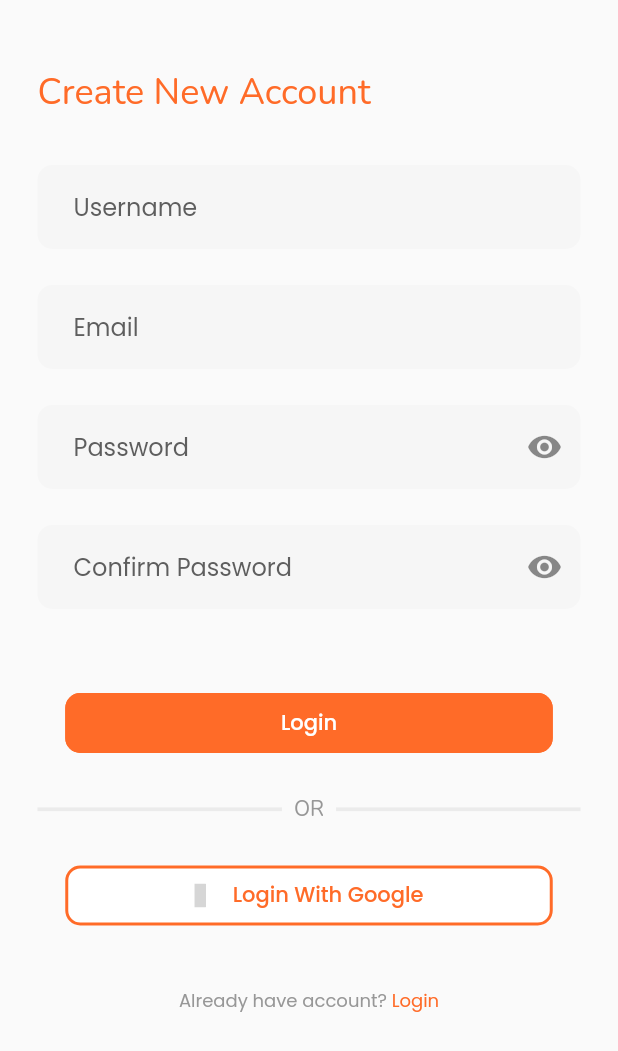
After one commit to YerikhoSt/ui_goent, a Flutter app: the SignUpPage screen opened directly, after a tap on "Login", on a phone screen of 412 x 824 dp. The commit adds this screen. Shown: the top 1051 px of the screen. Run offline on Flutter 3.47's test engine with Material 2 defaults, Android fonts, the phone set to English and light mode, and no system bars; our stand-ins replace firebase_auth, firebase_core, flutter_svg, google_fonts, google_sign_in; missing offline and left inert: dart:ffi; accounts and stored records are empty; grey boxes are pictures that could not be loaded.

Commit message:
tambah login page

```diff
--- a/lib/main.dart
+++ b/lib/main.dart
@@ -1,6 +1,18 @@
+
+import 'package:firebase_core/firebase_core.dart';
 import 'package:flutter/material.dart';
+import 'package:ui_goent/models/on_board_model.dart';
+import 'package:ui_goent/pages/forgot_password_page.dart';
+import 'package:ui_goent/pages/home/home_page.dart';
 import 'package:ui_goent/pages/on_board_screen.dart';
+import 'package:ui_goent/pages/sign_up_page.dart';
 import 'package:ui_goent/theme.dart';
+import 'package:ui_goent/pages/login_page.dart';
+import 'package:ui_goent/providers/google_sign_in.dart';
+import 'package:ui_goent/wrapper.dart';
+import 'dart:ui';
+
+import 'package:provider/provider.dart';
 
 void main() {
   runApp(const MyApp());
@@ -19,7 +31,7 @@ class MyApp extends StatelessWidget {
       ),
       routes: {
         '/': (context) => const OnBoarding(),
-        // '/login': (context) => LoginPage(),
+        '/login': (context) => const LoginPage(),
       },
     );
   }
--- a/lib/pages/on_board_screen.dart
+++ b/lib/pages/on_board_screen.dart
@@ -1,5 +1,7 @@
 import 'package:flutter/material.dart';
+import 'package:flutter/cupertino.dart';
 import 'package:ui_goent/theme.dart';
+import 'package:ui_goent/pages/login_page.dart';
 import 'package:ui_goent/models/on_board_model.dart';
 import 'package:ui_goent/widgets/media_query.dart';
 
@@ -61,6 +63,10 @@ class _OnBoardingState extends State<OnBoarding> {
                     _controller.nextPage(
                         duration: const Duration(milliseconds: 800),
                         curve: Curves.easeInOutQuint);
+
+                         if(_currentPage ==(_pages.length -1)){
+                      Navigator.push(context, MaterialPageRoute(builder: (context) => const LoginPage(),));
+                    }
                   },
                   child: (_currentPage == (_pages.length - 1)
                       ? Text(
--- /dev/null
+++ b/lib/pages/sign_up_page.dart
@@ -0,0 +1,112 @@
+import 'package:flutter/material.dart';
+import 'package:ui_goent/widgets/media_query.dart';
+import 'package:ui_goent/widgets/rounded_button.dart';
+import 'package:ui_goent/widgets/text_form_field.dart';
+
+import '../theme.dart';
+
+
+class SignUpPage extends StatefulWidget {
+  const SignUpPage({Key? key}) : super(key: key);
+
+  @override
+  _SignUpPageState createState() => _SignUpPageState();
+}
+
+class _SignUpPageState extends State<SignUpPage> {
+  get extraBold => null;
+
+  get regular => null;
+
+  get semiBold => null;
+
+  get bold => null;
+
+  @override
+  Widget build(BuildContext context) {
+    Widget Header(){
+      return Container(
+        child: Column(
+          crossAxisAlignment: CrossAxisAlignment.start,
+          children: [
+            Text('Create New Account', style: titleTextStyle.copyWith(
+              fontWeight: extraBold,
+              fontSize: 24,
+            ),)
+          ],
+        ),
+      );
+    }
+
+    Widget Body(){
+      return Container(
+        child: Column(
+          children: [
+            const SizedBox(height: 32,),
+            const CustomTextField(hint: 'Username'),
+            const SizedBox(height: 24,),
+            const CustomTextField(hint: 'Email'),
+            const SizedBox(height: 24,),
+            const CustomTextFieldPass(hint: 'Password'),
+            const SizedBox(height: 24,),
+            const CustomTextFieldPass(hint: 'Confirm Password'),
+            const SizedBox(height: 56,),
+            RoundedButton(text: 'Login', textColor: Colors.white, press: (){}, backgroundColor: colorPrimary, isGoogle: false),
+            Padding(
+              padding: const EdgeInsets.only(top: 28, bottom: 28),
+              child: Row(
+                children: [
+                  const Expanded(child: const Divider(color: dotColorOnboard,thickness: 2.5,)),
+                  Padding(
+                    padding: const EdgeInsets.only(left: 8, right: 8),
+                    child: Text('OR', style: nunitoTitle.copyWith(
+                        color: colorText2,
+                        fontSize: 14,
+                        fontWeight: bold
+                    ),),
+                  ),
+                  const Expanded(child: const Divider(color: dotColorOnboard,thickness: 2.5)),
+                ],
+              ),
+            ),
+            RoundedButton(text: 'Login With Google', textColor: colorPrimary, press: (){}, backgroundColor: Colors.white, isGoogle: true),
+            SizedBox(height: displayHeight(context) * 5,),
+            Row(
+              mainAxisAlignment: MainAxisAlignment.center,
+              children: [
+                Text('Already have account? ', style: poppinsSubTitle.copyWith(
+                  fontWeight:regular,
+                  fontSize: 12,
+                ),),
+                GestureDetector(
+                  onTap: (){Navigator.pop(context);},
+                  child: Text('Login', style: poppinsOrange.copyWith(
+                    fontWeight:semiBold,
+                    fontSize: 12,
+                  ),),
+                ),
+              ],
+            )
+          ],
+        ),
+      );
+    }
+
+
+    return Scaffold(
+      resizeToAvoidBottomInset: false,
+      body: SafeArea(
+        child: Padding(
+          padding: const EdgeInsets.only(left: 25, right: 25, top: 45),
+          child: Column(
+            crossAxisAlignment: CrossAxisAlignment.start,
+            children: [
+              Header(),
+              Body()
+            ],
+          ),
+        ),
+      ),
+    );
+  }
+}
--- /dev/null
+++ b/lib/widgets/rounded_button.dart
@@ -0,0 +1,46 @@
+import 'package:flutter/material.dart';
+import 'package:flutter_svg/flutter_svg.dart';
+import 'package:ui_goent/widgets/media_query.dart';
+
+import '../theme.dart';
+
+
+class RoundedButton extends StatelessWidget {
+  final String text;
+  final Color backgroundColor, textColor;
+  final VoidCallback press;
+  final bool isGoogle;
+
+  RoundedButton(
+      {required this.text, required this.textColor, required this.press, required this.backgroundColor, required this.isGoogle});
+
+  get bold => null;
+
+  @override
+  Widget build(BuildContext context) {
+    return Container(
+      width: 325,
+      height: 40,
+      child: TextButton(
+        child: isGoogle? Row(
+          mainAxisAlignment: MainAxisAlignment.center,
+          children: [
+            SvgPicture.asset('assets/images/ic_google.svg', width: displayWidth(context) * 1.8, height: displayHeight(context) * 1.9,),
+            const SizedBox(width: 18,),
+            Text(text, style: poppinsOrange.copyWith(fontWeight: bold, fontSize: 14, color: textColor),)
+          ],
+        ):Text(
+          text,
+          style: poppinsOrange.copyWith(
+              fontWeight: bold, fontSize: 14, color: textColor),
+        ),
+        onPressed: press,
+        style: TextButton.styleFrom(
+            backgroundColor: backgroundColor,
+            side: const BorderSide(color: colorPrimary, width: 2),
+            shape: RoundedRectangleBorder(
+                borderRadius: BorderRadius.circular(10))),
+      ),
+    );
+  }
+}
--- /dev/null
+++ b/lib/widgets/text_form_field.dart
@@ -0,0 +1,86 @@
+import 'package:flutter/material.dart';
+import 'package:flutter_svg/flutter_svg.dart';
+
+import '../theme.dart';
+
+class CustomTextField extends StatelessWidget {
+  final String hint;
+  final TextEditingController? controllerTextField;
+  final ValueChanged<String>? onChanged;
+
+  const CustomTextField(
+      {required this.hint, this.controllerTextField, this.onChanged});
+
+  get regular => null;
+
+  get colorText3 => null;
+
+  @override
+  Widget build(BuildContext context) {
+    return TextField(
+      controller: controllerTextField,
+      onChanged: onChanged,
+      style: poppinsTextField.copyWith(
+        fontWeight: regular,
+        fontSize: 16,
+      ),
+      decoration: InputDecoration(
+          hintText: hint,
+          fillColor: textFieldFillColor,
+          filled: true,
+          hintStyle: poppinsTextField.copyWith(color: colorText3, fontWeight: regular, fontSize: 16),
+          contentPadding: const EdgeInsets.only(left: 24, top: 16, bottom: 16),
+          enabledBorder: OutlineInputBorder(
+              borderRadius: BorderRadius.circular(10),
+              borderSide: BorderSide.none),
+          focusedBorder: OutlineInputBorder(
+              borderRadius: BorderRadius.circular(10),
+              borderSide: const BorderSide(color: colorPrimary, width: 2)),
+          focusColor: colorText1),
+    );
+  }
+}
+
+class CustomTextFieldPass extends StatelessWidget {
+  final String hint;
+  final TextEditingController? controllerTextField;
+  final ValueChanged<String>? onChanged;
+
+  const CustomTextFieldPass(
+      {required this.hint, this.controllerTextField, this.onChanged});
+
+  get regular => null;
+
+  get colorText3 => null;
+
+  @override
+  Widget build(BuildContext context) {
+    bool isHiddenPassword = true;
+
+    return TextFormField(
+      obscureText: isHiddenPassword,
+      controller: controllerTextField,
+      onChanged: onChanged,
+      style: poppinsTextField.copyWith(
+        fontWeight: regular,
+        fontSize: 16,
+      ),
+      decoration: InputDecoration(
+        hintText: hint,
+        fillColor: textFieldFillColor,
+        filled: true,
+        contentPadding: const EdgeInsets.only(left: 24, top: 16, bottom: 16),
+        enabledBorder: OutlineInputBorder(
+            borderRadius: BorderRadius.circular(10),
+            borderSide: BorderSide.none),
+        focusedBorder: OutlineInputBorder(
+            borderRadius: BorderRadius.circular(10),
+            borderSide: const BorderSide(color: colorPrimary, width: 2)),
+        focusColor: colorText1,
+        suffixIcon: const Icon(Icons.visibility),
+        hintStyle: poppinsTextField.copyWith(color: colorText3, fontWeight: regular, fontSize: 16)
+
+      ),
+    );
+  }
+}
```
Also changed, not shown: lib/models/menu_item.dart (added, +7 -0 lines), lib/pages/forgot_password_page.dart (added, +73 -0 lines), lib/pages/home/home_page.dart (added, +12 -0 lines), lib/pages/home/main_page.dart (added, +110 -0 lines), lib/pages/login_page.dart (added, +136 -0 lines), lib/providers/auth_provider.dart (added, +11 -0 lines), lib/providers/google_sign_in.dart (added, +41 -0 lines), lib/wrapper.dart (added, +32 -0 lines), assets/images/ic_google.png (added), assets/images/invisible.png (added), assets/images/login_image.png (added), assets/images/visible.png (added).
